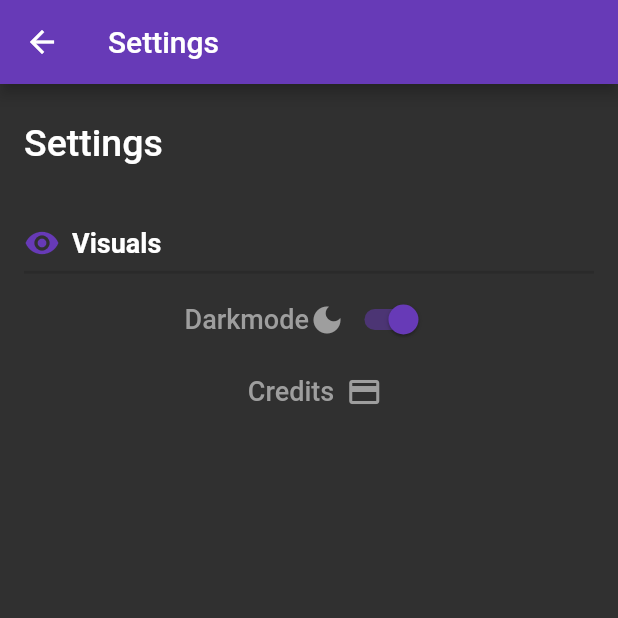
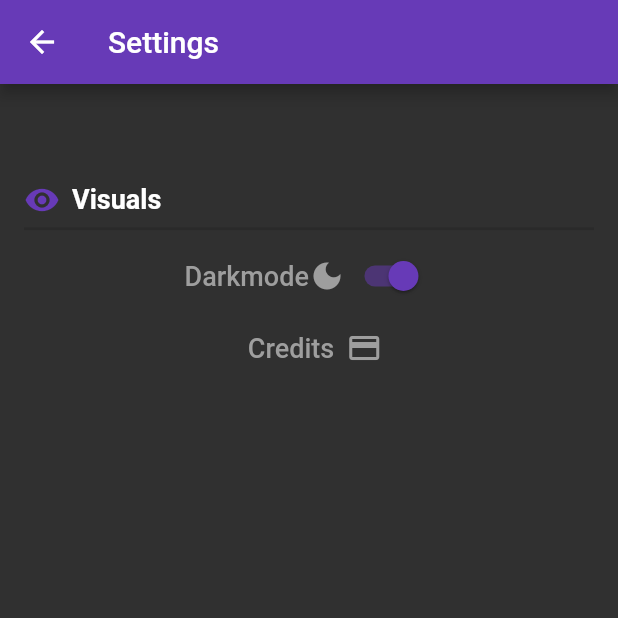
Before and after one commit to SubsurfaceStudios/CVR-App, a Flutter app: the screen it shows after launch, after a tap on "Settings", on a phone screen of 412 x 824 dp, the top half of it. Run offline on Flutter 3.47's test engine with Material 2 defaults, Android fonts, the phone set to English and light mode, and no system bars; our stand-ins replace adaptive_dialog, shared_preferences.

Commit message:
Update settings.dart

```diff
--- a/flutter/lib/settings.dart
+++ b/flutter/lib/settings.dart
@@ -30,11 +30,6 @@ class _HomePageState extends State<Settings> {
       padding: EdgeInsets.only(left: 16, top: 25, right: 16),
       child: ListView(
         children: [
-          //top text
-          Text(
-            "Settings",
-            style: TextStyle(fontSize: 25, fontWeight: FontWeight.w500),
-          ),
           //empty space
           SizedBox(
             height: 40,
```
